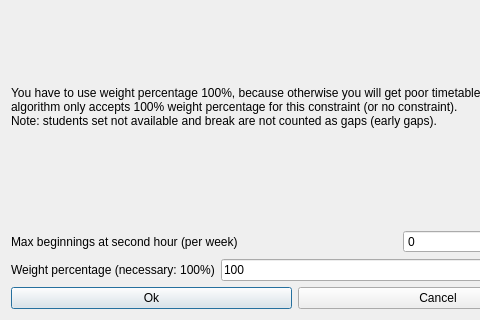
This is fet/src/interface/modifyconstraintstudentsearlymaxbeginningsatsecondhourform_template.ui in vonmecheln/fet as Qt 5 draws it before an edit; both pictures show x 0 to 480 and y 83 to 403 of the 589 by 403 pixel window. The edited form follows.
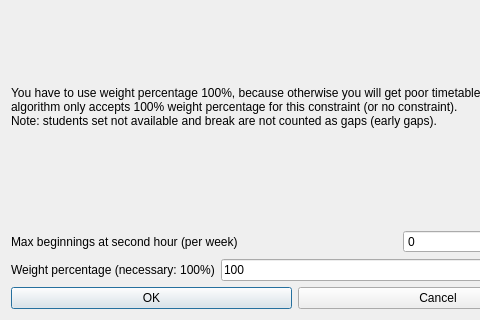
This is the edited form.

The edit to the form file:
```diff
--- a/fet/src/interface/modifyconstraintstudentsearlymaxbeginningsatsecondhourform_template.ui
+++ b/fet/src/interface/modifyconstraintstudentsearlymaxbeginningsatsecondhourform_template.ui
@@ -138,7 +138,7 @@
      <item>
       <widget class="QPushButton" name="okPushButton">
        <property name="text">
-        <string>Ok</string>
+        <string>OK</string>
        </property>
       </widget>
      </item>
```
